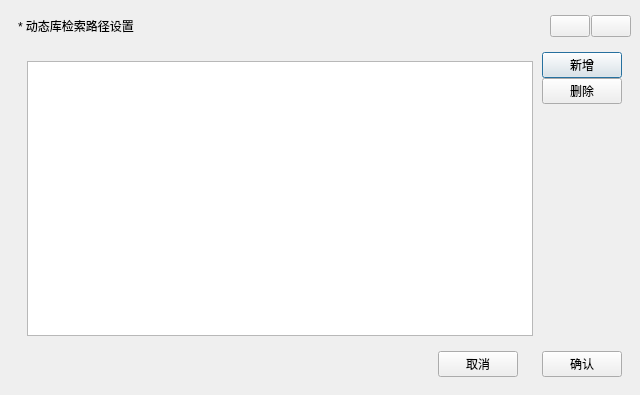
Old version of the form Dialog/dialogsetting.ui in the repository Mtr1994/Auxilium.
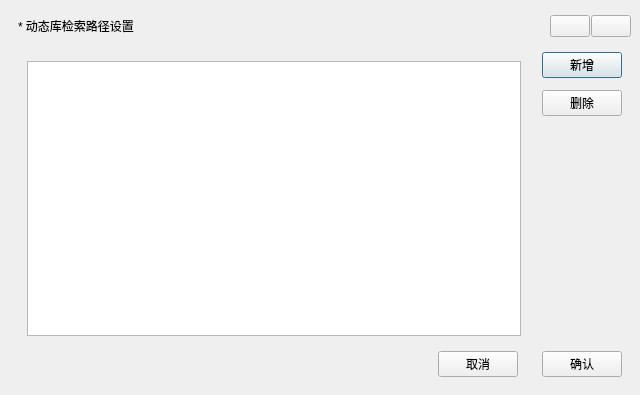
New version of the form. Custom widgets are drawn as their Qt base class.

Diff of the .ui file:
```diff
--- a/Dialog/dialogsetting.ui
+++ b/Dialog/dialogsetting.ui
@@ -77,7 +77,10 @@
             <property name="bottomMargin">
              <number>0</number>
             </property>
-            <property name="spacing">
+            <property name="horizontalSpacing">
+             <number>12</number>
+            </property>
+            <property name="verticalSpacing">
              <number>0</number>
             </property>
             <item row="0" column="0">
@@ -103,6 +106,9 @@
             </item>
             <item row="0" column="1">
              <layout class="QVBoxLayout" name="verticalLayout">
+              <property name="spacing">
+               <number>12</number>
+              </property>
               <item>
                <widget class="QPushButton" name="pushButton">
                 <property name="text">
```
